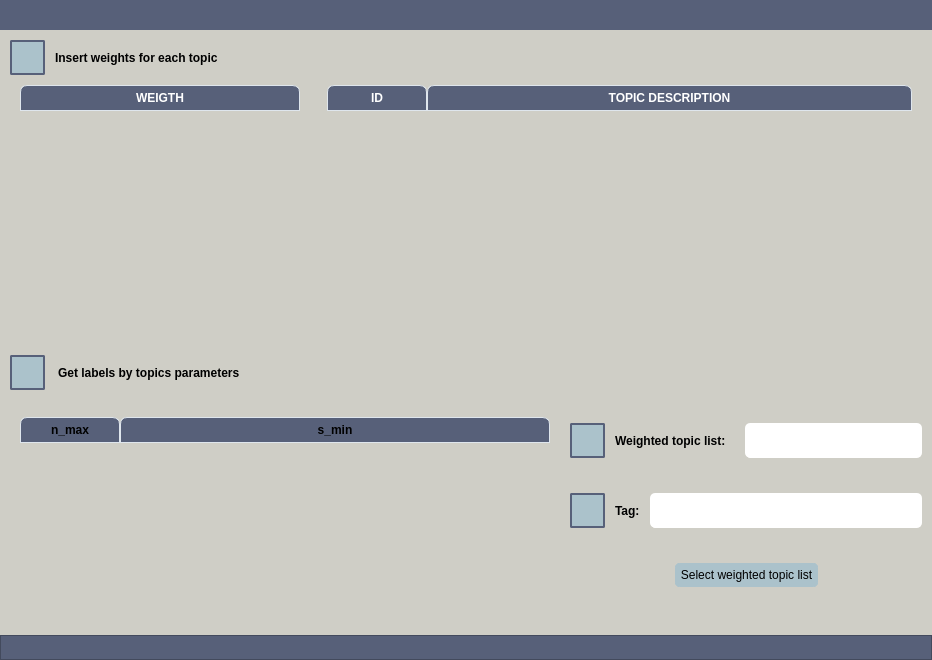
This is UIs/get_labels_by_topics.ui in IntelCompH2020/domain_classification as Qt 5 draws it before an edit. The edited form follows.
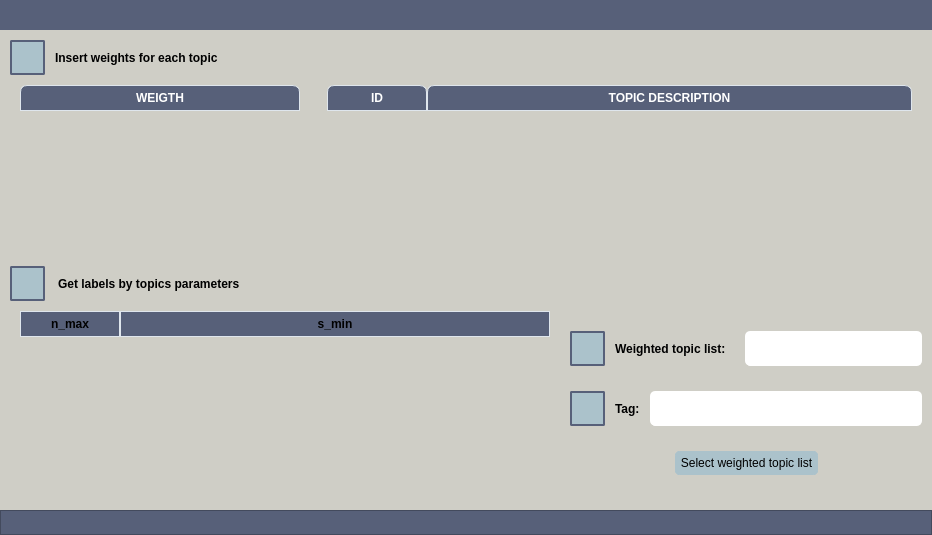
This is the edited form. Icons and pictures are not drawn.

Commit message: Fixing problems with tables and updating windows to work with Docker.

The edit to the form file:
```diff
--- a/UIs/get_labels_by_topics.ui
+++ b/UIs/get_labels_by_topics.ui
@@ -7,7 +7,7 @@
     <x>0</x>
     <y>0</y>
     <width>932</width>
-    <height>660</height>
+    <height>535</height>
    </rect>
   </property>
   <property name="windowTitle">
@@ -643,54 +643,54 @@
 	border-radius: 5px;
 	gridline-color: #DFE6ED;
 	color:black;
-
+	selection-color: #C7CDDA; 
+	selection-background-color: #C7CDDA; 
 }
-QTableWidget::item{
-	background-color: #ABC2CB;
-	border-color: #DFE6ED;
-	padding-left: 5px;
-	padding-right: 5px;
-	gridline-color: #DFE6ED;
+QTableView::item { 
+	background-color: #ABC2CB; 
+	color:black;
 }
-QTableWidget::item:selected{
-	background-color: #C7CDDA;
+QTableView::item:selected{ 
+	background-color: #ABC2CB; 
+	color:black;
 }
+
+QTableView::item:selected:active{ 
+	background-color: #ABC2CB; 
+}
+
 QScrollBar:horizontal {
     border: none;
     background: #A3A8AD;
-    height: 14px;
-    margin: 0px 21px 0 21px;
+    height: 2px;
+    margin: 0px 2px 0 2px;
 	border-radius: 0px;
 }
+
  QScrollBar:vertical {
 	border: none;
     background: #A3A8AD;
-    width: 14px;
-    margin: 21px 0 21px 0;
+    width: 2px;
+    margin: 2px 0 2px 0;
 	border-radius: 0px;
  }
-QHeaderView::section{
-	Background-color: #576079;
-	max-width: 30px;
-	border: 1px solid #576079;
-	border-style: none;
-    border-bottom: 1px solid #576079;
-    border-right: 1px solid #576079;
-}
-QTableWidget::horizontalHeader {	
-	background-color: #576079;
-}
+
 QHeaderView::section:horizontal
 {
-    border: 1px solid #DFE6ED;
 	background-color: #576079;
 	padding: 3px;
-	border-top-left-radius: 7px;
-    border-top-right-radius: 7px;
+    border-bottom: 1px solid #DFE6ED;
+    border-right: 1px solid #DFE6ED;
+    border-top: 1px solid #DFE6ED;
+    border-left: 1px solid #DFE6ED;
 }
-QHeaderView::section:vertical
-{
-    border: 1px solid #576079;
+
+QTableWidget::horizontalHeader {	
+	background-color: #576079;
+}
+
+QTableWidget::verticalHeader {	
+	background-color: #576079;
 }
 
 QToolTip {	
```
Left out of the diff: 6 changed lines with no effect on the pictures. The commit also changes 11 other files.
